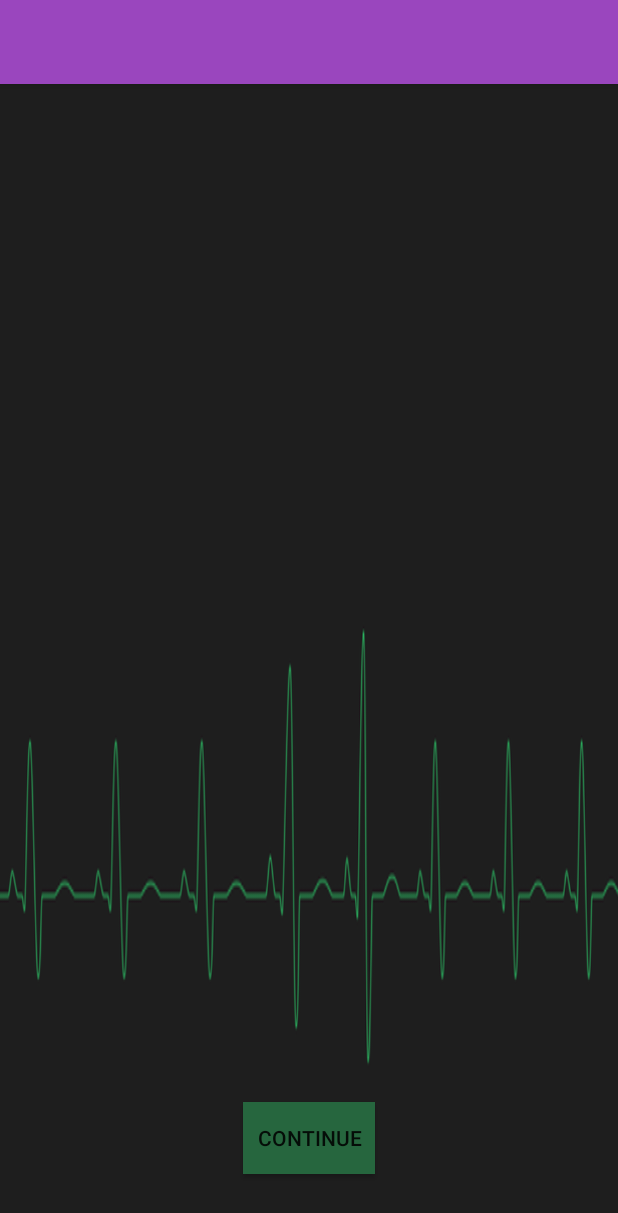
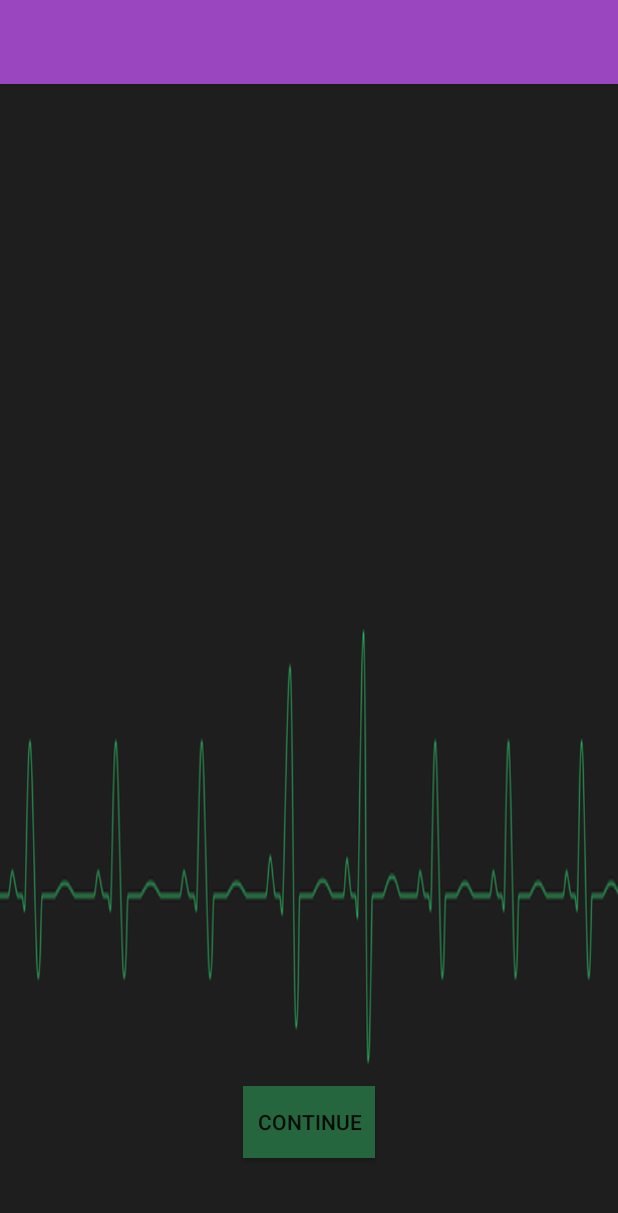
Before and after one commit to Scabandari/ConcussionApp, an Android app: the screen it shows after launch (MainActivity), on a phone screen of 412 x 824 dp. Shown: the top 1213 px of the screen. Run offline under Robolectric (Android 15) with nearby library versions, the phone set to English and light mode, and no system bars.

Commit message:
"late version"

```diff
--- a/app/src/main/res/layout/activity_main.xml
+++ b/app/src/main/res/layout/activity_main.xml
@@ -20,7 +20,7 @@
         android:background="#26663e"
         android:onClick="to_second_activity"
 
-        android:layout_marginBottom="41dp"
+        android:layout_marginBottom="52dp"
         android:layout_alignParentBottom="true"
         android:layout_centerHorizontal="true" />
 
--- a/app/src/main/res/values/colors.xml
+++ b/app/src/main/res/values/colors.xml
@@ -2,9 +2,9 @@
 <resources>
     <color name="colorPrimary">#9a46be</color>
     <color name="colorPrimaryDark">#0f132c</color>
-    <color name="colorBlueDark">#380c81</color>
+    <color name="colorBlueDark">#0a123f</color>
     <color name="colorDark">#137d7e</color>
-    <color name="colorRed">#5d100d</color>
+    <color name="colorRed">#3e0425</color>
     <color name="colorAccent">#FF4081</color>
 
 </resources>
```
